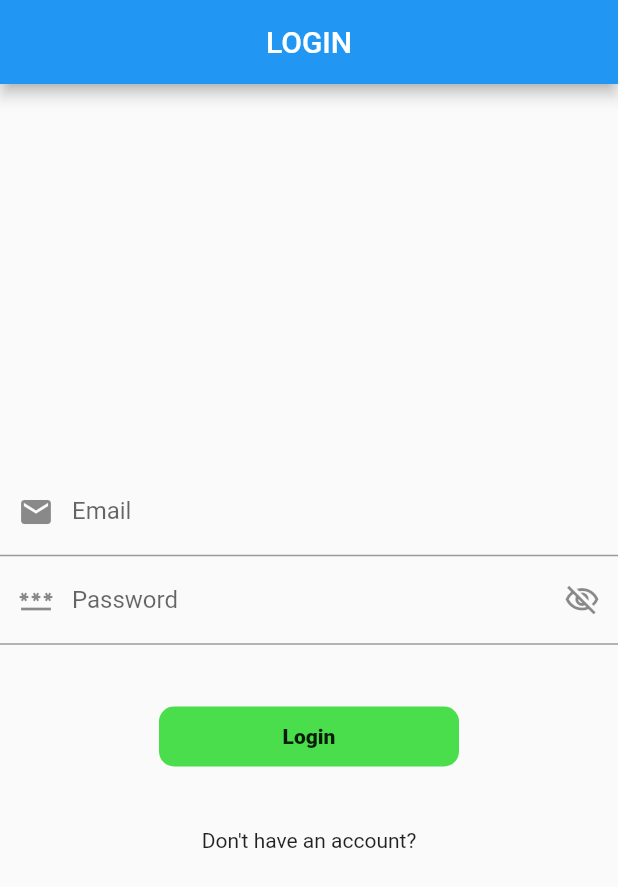
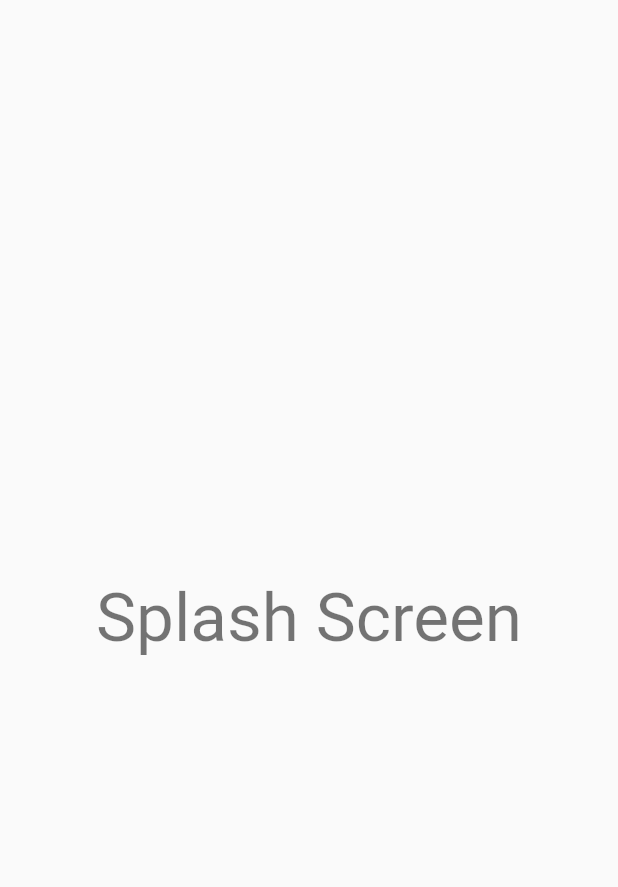
Before and after one commit to qubeena07/Flutter-MVVM-artitecture-using-RestAPI, a Flutter app: the first screen one second after launch, on a phone screen of 412 x 824 dp. Shown: the top 887 px of the screen. Run offline on Flutter 3.47's test engine with Material 2 defaults, Android fonts, the phone set to English and light mode, and no system bars; our stand-ins replace another_flushbar, fluttertoast, shared_preferences.

Commit message:
self added files

```diff
--- a/lib/main.dart
+++ b/lib/main.dart
@@ -2,6 +2,7 @@ import 'package:flutter/material.dart';
 import 'package:mvvm_project/utils/routes/routes.dart';
 import 'package:mvvm_project/utils/routes/routes_name.dart';
 import 'package:mvvm_project/view_model/auth_view_model.dart';
+import 'package:mvvm_project/view_model/user_view_model.dart';
 import 'package:provider/provider.dart';
 
 void main() {
@@ -15,13 +16,16 @@ class MyApp extends StatelessWidget {
   @override
   Widget build(BuildContext context) {
     return MultiProvider(
-      providers: [ChangeNotifierProvider(create: (_) => AuthViewModel())],
+      providers: [
+        ChangeNotifierProvider(create: (_) => AuthViewModel()),
+        ChangeNotifierProvider(create: (_) => UserViewModel())
+      ],
       child: MaterialApp(
         title: 'Flutter Demo',
         theme: ThemeData(
           primarySwatch: Colors.blue,
         ),
-        initialRoute: RoutesName.login,
+        initialRoute: RoutesName.splash,
         onGenerateRoute: Routes.generateRoute,
       ),
     );
--- /dev/null
+++ b/lib/model/user_model.dart
@@ -0,0 +1,15 @@
+class UserModel {
+  String? token;
+
+  UserModel({this.token});
+
+  UserModel.fromJson(Map<String, dynamic> json) {
+    token = json['token'];
+  }
+
+  Map<String, dynamic> toJson() {
+    final Map<String, dynamic> data = <String, dynamic>{};
+    data['token'] = token;
+    return data;
+  }
+}
--- a/lib/utils/routes/routes.dart
+++ b/lib/utils/routes/routes.dart
@@ -3,6 +3,7 @@ import 'package:mvvm_project/utils/routes/routes_name.dart';
 import 'package:mvvm_project/view/home_screen.dart';
 import 'package:mvvm_project/view/login_view.dart';
 import 'package:mvvm_project/view/signup_view.dart';
+import 'package:mvvm_project/view/splash_view.dart';
 
 class Routes {
   static Route<dynamic> generateRoute(RouteSettings settings) {
@@ -19,6 +20,10 @@ class Routes {
         return MaterialPageRoute(
             builder: (BuildContext context) => const SignUpView());
 
+      case RoutesName.splash:
+        return MaterialPageRoute(
+            builder: (BuildContext context) => const SplashView());
+
       default:
         return MaterialPageRoute(builder: (_) {
           return const Scaffold(
--- a/lib/utils/routes/routes_name.dart
+++ b/lib/utils/routes/routes_name.dart
@@ -4,4 +4,6 @@ class RoutesName {
   //route for home screen
   static const String home = 'home_screen';
   static const String signUp = 'signUp_screen';
+
+  static const String splash = "splash_screen";
 }
--- /dev/null
+++ b/lib/view/splash_view.dart
@@ -0,0 +1,30 @@
+import 'package:flutter/material.dart';
+import 'package:mvvm_project/view_model/services/splash_services.dart';
+
+class SplashView extends StatefulWidget {
+  const SplashView({Key? key}) : super(key: key);
+
+  @override
+  State<SplashView> createState() => _SplashViewState();
+}
+
+class _SplashViewState extends State<SplashView> {
+  SplashServices splashServices = SplashServices();
+  @override
+  void initState() {
+    // TODO: implement initState
+    super.initState();
+    splashServices.checkAuthenication(context);
+  }
+
+  @override
+  Widget build(BuildContext context) {
+    return Scaffold(
+        body: Center(
+      child: Text(
+        "Splash Screen",
+        style: Theme.of(context).textTheme.headline3,
+      ),
+    ));
+  }
+}
```
Also changed, not shown: lib/view/home_screen.dart (+20 -3 lines), lib/view_model/services/splash_services.dart (added, +24 -0 lines), lib/view_model/user_view_model.dart (added, +25 -0 lines).
